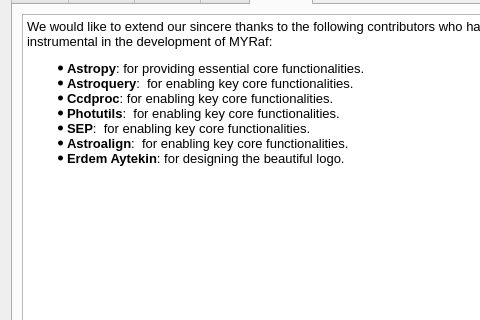
The window that src/myrafgui/about.ui (myrafproject/myrafproject) describes before a commit, drawn with Qt 5; both pictures show x 0 to 480 and y 128 to 448 of the 618 by 572 pixel window.
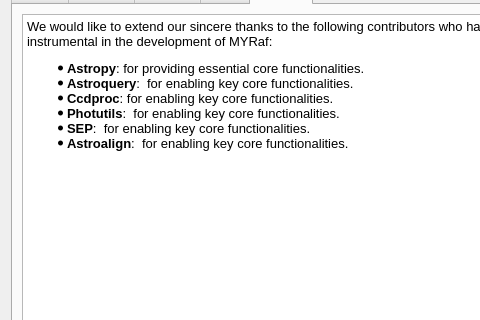
The same window after the commit. The open tabs and pages were chosen to show the change.

Commit message: aboot windows fixed

```diff
--- a/src/myrafgui/about.ui
+++ b/src/myrafgui/about.ui
@@ -847,8 +847,7 @@
 &lt;li style=&quot;&quot; style=&quot; margin-top:0px; margin-bottom:0px; margin-left:0px; margin-right:0px; -qt-block-indent:0; text-indent:0px;&quot;&gt;&lt;span style=&quot; font-weight:600;&quot;&gt;Ccdproc&lt;/span&gt;: for enabling key core functionalities.&lt;/li&gt;
 &lt;li style=&quot;&quot; style=&quot; margin-top:0px; margin-bottom:0px; margin-left:0px; margin-right:0px; -qt-block-indent:0; text-indent:0px;&quot;&gt;&lt;span style=&quot; font-weight:600;&quot;&gt;Photutils&lt;/span&gt;:  for enabling key core functionalities.&lt;/li&gt;
 &lt;li style=&quot;&quot; style=&quot; margin-top:0px; margin-bottom:0px; margin-left:0px; margin-right:0px; -qt-block-indent:0; text-indent:0px;&quot;&gt;&lt;span style=&quot; font-weight:600;&quot;&gt;SEP&lt;/span&gt;:  for enabling key core functionalities.&lt;/li&gt;
-&lt;li style=&quot;&quot; style=&quot; margin-top:0px; margin-bottom:0px; margin-left:0px; margin-right:0px; -qt-block-indent:0; text-indent:0px;&quot;&gt;&lt;span style=&quot; font-weight:600;&quot;&gt;Astroalign&lt;/span&gt;:  for enabling key core functionalities.&lt;/li&gt;
-&lt;li style=&quot;&quot; style=&quot; margin-top:0px; margin-bottom:12px; margin-left:0px; margin-right:0px; -qt-block-indent:0; text-indent:0px;&quot;&gt;&lt;span style=&quot; font-weight:600;&quot;&gt;Erdem Aytekin&lt;/span&gt;: for designing the beautiful logo.&lt;/li&gt;&lt;/ul&gt;&lt;/body&gt;&lt;/html&gt;</string>
+&lt;li style=&quot;&quot; style=&quot; margin-top:0px; margin-bottom:0px; margin-left:0px; margin-right:0px; -qt-block-indent:0; text-indent:0px;&quot;&gt;&lt;span style=&quot; font-weight:600;&quot;&gt;Astroalign&lt;/span&gt;:  for enabling key core functionalities.&lt;/li&gt;&lt;/ul&gt;&lt;/body&gt;&lt;/html&gt;</string>
          </property>
         </widget>
        </item>
```
The commit also changes 1 other file.
